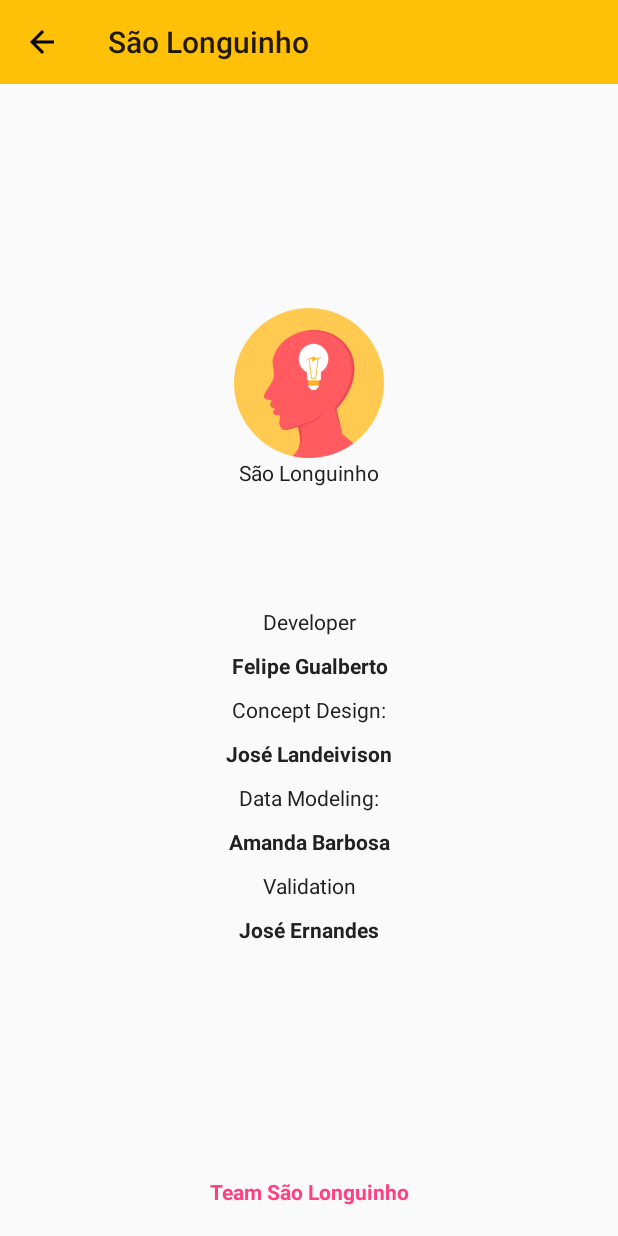
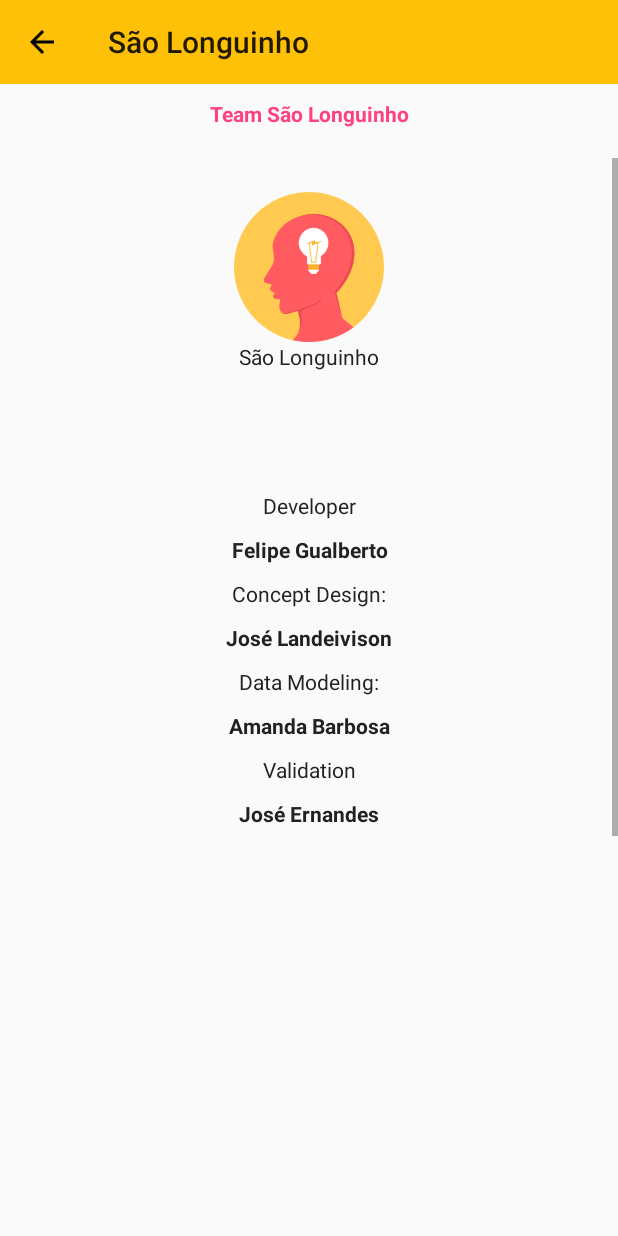
Before and after one commit to FelipeGualberto/Sao-Longuinho-App, an Android app: the AboutActivity screen opened directly, with no data from a screen before it, on a phone screen of 412 x 824 dp. Run offline under Robolectric (Android 15) with nearby library versions, the phone set to English and light mode, and no system bars.

Commit message:
Added Help and About Class

```diff
--- a/app/build.gradle
+++ b/app/build.gradle
@@ -33,4 +33,5 @@ dependencies {
     compile 'com.android.support:cardview-v7:24.2.1'
     compile 'com.parse.bolts:bolts-android:1.+'
     compile 'com.parse:parse-android:1.+'
+    compile 'com.github.paolorotolo:appintro:4.1.0'
 }
--- a/app/src/main/AndroidManifest.xml
+++ b/app/src/main/AndroidManifest.xml
@@ -27,6 +27,8 @@
         </activity>
         <activity android:name=".edit.EditObjectActivity">
         </activity>
+        <activity android:name=".help.HelpActivity">
+        </activity>
     </application>
 
 </manifest>
--- a/app/src/main/java/com/org/saolonguinho/MainActivity.java
+++ b/app/src/main/java/com/org/saolonguinho/MainActivity.java
@@ -13,6 +13,7 @@ import android.view.View;
 
 import com.org.saolonguinho.about.AboutActivity;
 import com.org.saolonguinho.databinding.ActivityMainBinding;
+import com.org.saolonguinho.help.HelpActivity;
 import com.org.saolonguinho.list.ListObjectsFragment;
 import com.org.saolonguinho.login.LoginActivity;
 
@@ -70,6 +71,7 @@ public class MainActivity extends AppCompatActivity {
                     case R.id.mn_feedback:
                         return true;
                     case R.id.mn_help:
+                        startActivity(HelpActivity.createIntent(getApplicationContext()));
                         return true;
                     case R.id.mn_about:
                        startActivity(AboutActivity.createIntent(getApplicationContext()));
--- a/app/src/main/res/layout/activity_about.xml
+++ b/app/src/main/res/layout/activity_about.xml
@@ -8,28 +8,34 @@
     android:orientation="vertical"
     tools:context="com.org.saolonguinho.about.AboutActivity">
 
+    <LinearLayout
+        android:layout_width="match_parent"
+        android:layout_height="wrap_content"
+        android:orientation="vertical">
+
         <android.support.v7.widget.Toolbar
             android:id="@+id/toolbar"
             android:layout_width="match_parent"
+            android:layout_height="?android:attr/actionBarSize"
             android:layout_gravity="top"
-        android:layout_height="?android:attr/actionBarSize"
             android:background="#FFC107">
         </android.support.v7.widget.Toolbar>
 
         <TextView
             android:layout_width="match_parent"
             android:layout_height="wrap_content"
+            android:layout_gravity="bottom"
+            android:layout_marginBottom="20dp"
             android:layout_marginTop="10dp"
-        android:layout_marginBottom="20dp"
             android:gravity="center"
-        android:layout_gravity="bottom"
             android:text="Team São Longuinho"
-        android:textStyle="bold"
-        android:textColor="@color/colorAccent"/>
+            android:textColor="@color/colorAccent"
+            android:textStyle="bold"/>
 
         <ScrollView
             android:layout_width="match_parent"
             android:layout_height="match_parent">
+
             <LinearLayout
                 android:layout_width="match_parent"
                 android:layout_height="wrap_content"
@@ -41,7 +47,7 @@
                     android:layout_width="100dp"
                     android:layout_height="100dp"
                     android:layout_gravity="center"
-                android:src="@drawable/icon_header"/>
+                    android:src="@drawable/icon_app_256"/>
 
                 <TextView
                     android:layout_width="match_parent"
@@ -104,8 +110,8 @@
                 <TextView
                     android:layout_width="match_parent"
                     android:layout_height="wrap_content"
+                    android:layout_marginBottom="20dp"
                     android:layout_marginTop="10dp"
-                android:layout_marginBottom="20dp"
                     android:gravity="center"
                     android:text="José Ernandes"
                     android:textStyle="bold"/>
@@ -114,6 +120,6 @@
 
         </ScrollView>
 
-
+    </LinearLayout>
 
 </FrameLayout>
--- a/app/src/main/res/layout/activity_login.xml
+++ b/app/src/main/res/layout/activity_login.xml
@@ -25,7 +25,7 @@
                     android:layout_width="120dp"
                     android:layout_height="120dp"
                     android:layout_gravity="center_horizontal|top"
-                    android:src="@drawable/icon_header"
+                    android:src="@drawable/icon_app_256"
                     />
 
                 <EditText
--- a/app/src/main/res/layout/activity_signup.xml
+++ b/app/src/main/res/layout/activity_signup.xml
@@ -31,7 +31,7 @@
                     android:layout_width="120dp"
                     android:layout_height="120dp"
                     android:layout_gravity="center_horizontal|top"
-                    android:src="@drawable/icon_header"
+                    android:src="@drawable/icon_app_256"
                     />
 
                 <EditText
--- a/app/src/main/res/layout/nav_header_nav_drawer.xml
+++ b/app/src/main/res/layout/nav_header_nav_drawer.xml
@@ -18,7 +18,7 @@
             android:id="@+id/profile_image"
             android:layout_width="80dp"
             android:layout_height="80dp"
-            android:src="@drawable/icon_header"
+            android:src="@drawable/icon_app_256"
             app:civ_border_color="#FF000000"/>
 
         <TextView
--- a/app/src/main/res/values/colors.xml
+++ b/app/src/main/res/values/colors.xml
@@ -1,6 +1,7 @@
 <?xml version="1.0" encoding="utf-8"?>
 <resources>
-    <color name="colorPrimary">#3F51B5</color>
-    <color name="colorPrimaryDark">#303F9F</color>
+    <color name="colorPrimary">#FFC107</color>
+    <color name="colorPrimaryDark">#FFA000</color>
     <color name="colorAccent">#FF4081</color>
+    <color name="colorText">#212121</color>
 </resources>
--- a/app/src/main/res/values/strings.xml
+++ b/app/src/main/res/values/strings.xml
@@ -5,4 +5,10 @@
     <!-- TODO: Remove or change this placeholder text -->
     <string name="hello_blank_fragment">Hello blank fragment</string>
     <string name="link"><a href="http://www.google.com">Esqueci a senha</a></string>
+    <string name="welcome">Olá, Aqui é o São Longuinho, vou te ajudar a achar alguma coisa no futuro!</string>
+    <string name="description">São Longuinho, o santo dos objetos perdidos!</string>
+    <string name="how_works">Como funciona? Cadastre um objeto no botão +</string>
+    <string name="example_usage">Por exemplo: Carteira de identidade, Certidão de Nascimento, Um documento importante! Dê preferência a objetos que você não usa com tanta frequência.</string>
+    <string name="how_works_2">Adicione Foto e descreva onde o objeto está!</string>
+    <string name="end_help">Economize Tempo!</string>
 </resources>
--- a/app/src/main/res/values/styles.xml
+++ b/app/src/main/res/values/styles.xml
@@ -3,10 +3,10 @@
     <!-- Base application theme. -->
     <style name="AppTheme" parent="Theme.AppCompat.Light.NoActionBar">
         <!-- Customize your theme here. -->
-        <item name="colorPrimary">#FFC107</item>
-        <item name="colorPrimaryDark">#FFA000</item>
-        <item name="colorAccent">#9E9E9E</item>
-        <item name="android:textColor">#212121</item>
+        <item name="colorPrimary">@color/colorPrimary</item>
+        <item name="colorPrimaryDark">@color/colorPrimaryDark</item>
+        <item name="colorAccent">@color/colorAccent</item>
+        <item name="android:textColor">@color/colorText</item>
     </style>
 
 </resources>
```
Also changed, not shown: app/src/main/java/com/org/saolonguinho/help/HelpActivity.java (added, +41 -0 lines), app/src/main/res/layout/activity_help.xml (added, +14 -0 lines), app/src/main/res/drawable-xhdpi/icon_app_512.png (added), app/src/main/res/drawable-xhdpi/question.png (added), app/src/main/res/drawable-xhdpi/time_saving.png (added), app/src/main/res/drawable/icon_app_256.png (renamed from app/src/main/res/drawable/icon_header.png). Lines whose indentation alone changed are shown as unchanged.
